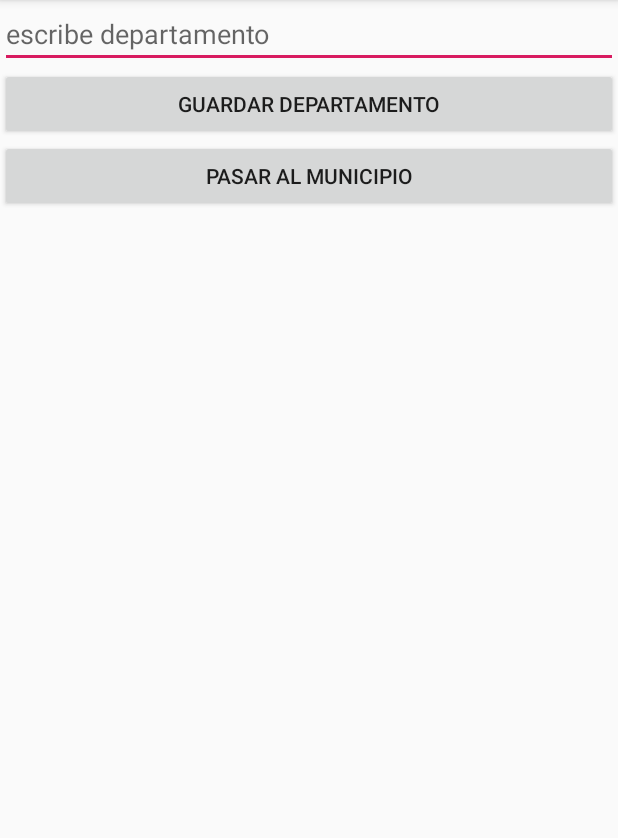
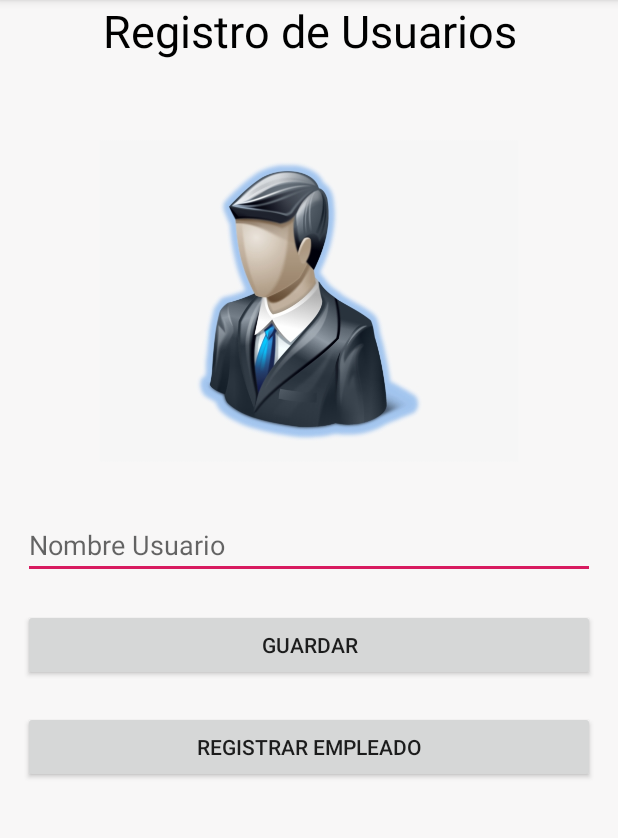
Before and after one commit to acastro99/Martes, an Android app: the screen it shows after launch (MainActivity), on a phone screen of 412 x 824 dp, the part 84-922 px from its top. Run offline under Robolectric (Android 15) with nearby library versions, the phone set to English and light mode, and no system bars.

Commit message:
Cambio de interfaz

```diff
--- a/app/src/main/res/layout/activity_main.xml
+++ b/app/src/main/res/layout/activity_main.xml
@@ -5,7 +5,8 @@
     android:layout_width="match_parent"
     android:layout_height="match_parent"
     tools:context=".MainActivity"
-    android:orientation="vertical">
+    android:orientation="vertical"
+    android:background="#F8F7F7">
     <LinearLayout
         android:orientation="vertical"
         android:layout_width="match_parent"
@@ -14,25 +15,50 @@
         android:layout_alignParentLeft="true"
         android:layout_alignParentStart="true">
 
+        <TextView
+            android:layout_width="match_parent"
+            android:layout_height="wrap_content"
+            android:text="Registro de Usuarios"
+            android:textSize="30dp"
+            android:textAlignment="center"
+            android:textColor="#000"
+            />
+
+        <ImageView
+            android:layout_width="280dp"
+            android:layout_height="280dp"
+            android:layout_marginTop="20dp"
+            android:src="@drawable/user"
+            android:layout_gravity="center"/>
+
         <EditText
             android:layout_width="match_parent"
             android:layout_height="wrap_content"
             android:inputType="textPersonName"
             android:ems="10"
             android:id="@+id/editText"
-            android:hint="escribe departamento" />
+            android:layout_marginLeft="15dp"
+            android:layout_marginRight="15dp"
+            android:hint="Nombre Usuario"
+            />
 
         <Button
-            android:text="guardar departamento"
+            android:text="Guardar"
             android:layout_width="match_parent"
             android:layout_height="wrap_content"
-            android:id="@+id/button" />
+            android:id="@+id/button"
+            android:layout_marginLeft="15dp"
+            android:layout_marginRight="15dp"
+            android:layout_marginTop="20dp"/>
 
         <Button
-            android:text="pasar al municipio"
+            android:text="Registrar Empleado"
             android:layout_width="match_parent"
             android:layout_height="wrap_content"
-            android:id="@+id/button4" />
+            android:id="@+id/button4"
+            android:layout_marginLeft="15dp"
+            android:layout_marginRight="15dp"
+            android:layout_marginTop="20dp"/>
 
 
     </LinearLayout>
```
Also changed, not shown: app/src/main/res/layout/activity_municipio.xml (+24 -4 lines), app/src/main/res/drawable-v24/user.png (added).
